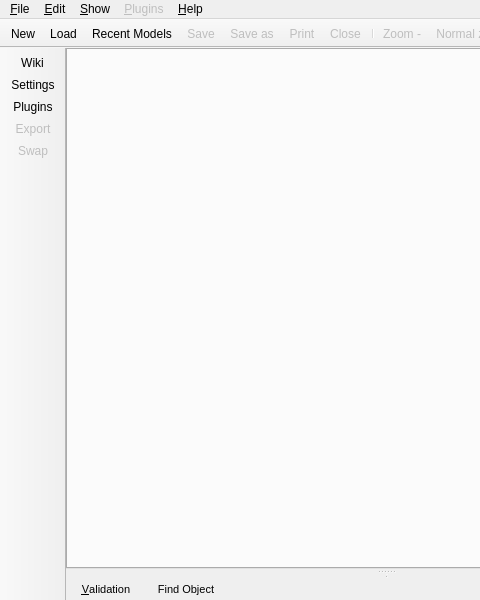
Before: the Qt Designer form libpgmodeler_ui/ui/mainwindow.ui in pgmodeler/pgmodeler, drawn with Qt 5; both pictures show x 0 to 480 and y 0 to 600 of the 1000 by 600 pixel window.
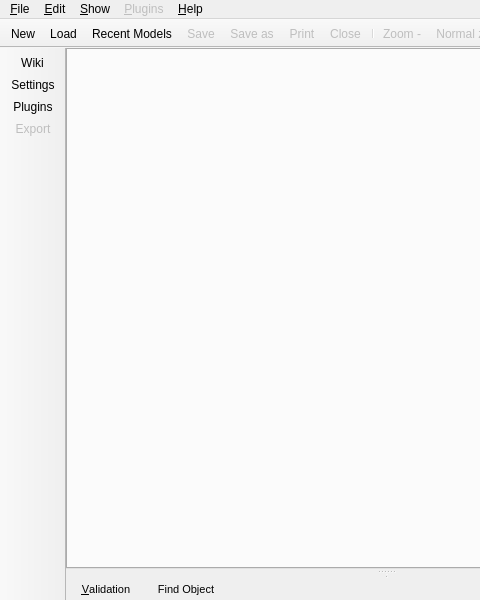
After: the same form once the commit is applied. Icons and pictures are not drawn.

```diff
--- a/libpgmodeler_ui/ui/mainwindow.ui
+++ b/libpgmodeler_ui/ui/mainwindow.ui
@@ -663,7 +663,6 @@
    <addaction name="action_configuration"/>
    <addaction name="action_plugins"/>
    <addaction name="action_export"/>
-   <addaction name="action_change_order"/>
   </widget>
   <action name="action_new_model">
    <property name="icon">
@@ -1110,21 +1109,6 @@
     <string>Import existing database to new model (reverse engineering)</string>
    </property>
   </action>
-  <action name="action_change_order">
-   <property name="enabled">
-    <bool>false</bool>
-   </property>
-   <property name="icon">
-    <iconset resource="../res/resources.qrc">
-     <normaloff>:/icones/icones/swapobjs.png</normaloff>:/icones/icones/swapobjs.png</iconset>
-   </property>
-   <property name="text">
-    <string>Swap</string>
-   </property>
-   <property name="toolTip">
-    <string>Change the creation order for two objects by swapping their ids</string>
-   </property>
-  </action>
  </widget>
  <tabstops>
   <tabstop>models_tbw</tabstop>
```
